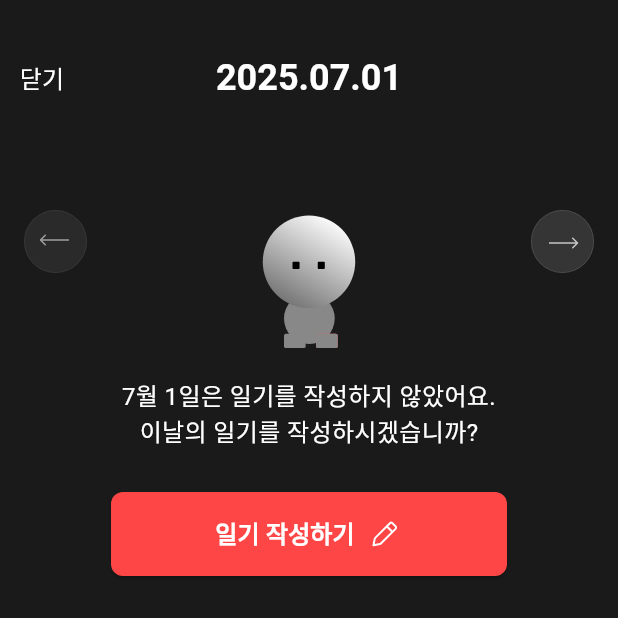
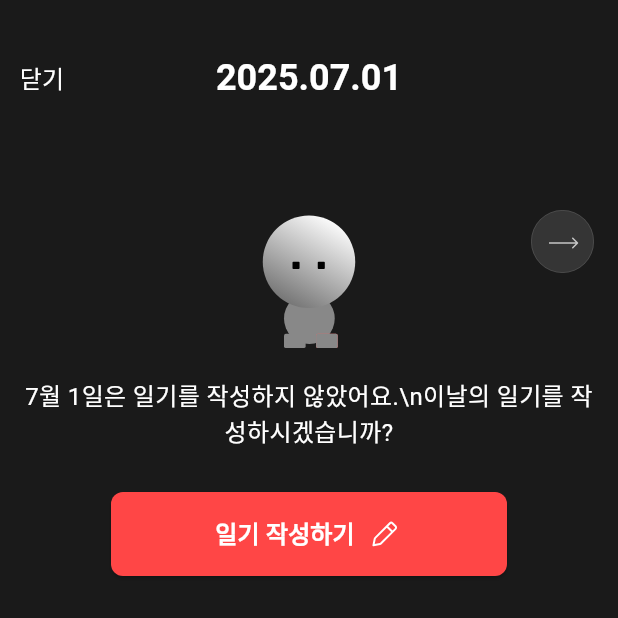
Before and after one commit to tmdwls2805/yes_diary, a Flutter app: the screen it shows after launch, after a tap on an icon or button, on a phone screen of 412 x 824 dp, the top half of it. Run offline on Flutter 3.47's test engine with Material 3 defaults, Android fonts, the phone set to English and light mode, and no system bars; our stand-ins replace flutter_secure_storage, flutter_svg, fluttertoast, sqflite, sqflite_common_ffi; accounts and stored records are empty.

Commit message:
fix: diary_view_screen 수정 - diary_view_screen과 diary_prompt_screen을 병합 - swipe로 해당 날짜로 이동할 수 없으면 버튼 숨기기

```diff
--- a/lib/screens/diary_prompt_screen.dart
+++ /dev/null
@@ -1,244 +0,0 @@
-import 'package:flutter/material.dart';
-import 'package:yes_diary/models/diary_entry.dart';
-import 'package:yes_diary/services/database_service.dart';
-import 'package:yes_diary/core/services/storage/secure_storage_service.dart';
-import 'package:yes_diary/widgets/diary_header.dart';
-import 'package:yes_diary/widgets/diary_body_with_navigation.dart';
-import 'package:yes_diary/widgets/diary_content_field.dart';
-import 'package:yes_diary/screens/diary_write_screen.dart';
-import 'package:intl/intl.dart';
-import 'package:flutter_svg/flutter_svg.dart';
-
-class DiaryPromptScreen extends StatefulWidget {
-  final DateTime selectedDate;
-  final DateTime? createdAt;
-
-  const DiaryPromptScreen({Key? key, required this.selectedDate, this.createdAt}) : super(key: key);
-
-  @override
-  _DiaryPromptScreenState createState() => _DiaryPromptScreenState();
-}
-
-class _DiaryPromptScreenState extends State<DiaryPromptScreen> {
-  DiaryEntry? _diaryEntry;
-  String? _currentUserId;
-  bool _isLoading = true;
-  final TextEditingController _contentController = TextEditingController();
-  DateTime? _joinDate;
-  late DateTime _currentDate;
-
-  @override
-  void initState() {
-    super.initState();
-    _currentDate = widget.selectedDate;
-    _joinDate = widget.createdAt;
-    _loadDiaryEntry();
-  }
-
-  Future<void> _loadDiaryEntry() async {
-    _currentUserId = await SecureStorageService().getUserId();
-
-    // createdAt이 parameter로 전달되지 않은 경우에만 storage에서 로드
-    if (_joinDate == null) {
-      final createdAtString = await SecureStorageService().getCreatedAt();
-      print('DEBUG: createdAtString from storage: $createdAtString');
-
-      if (createdAtString != null && createdAtString.isNotEmpty) {
-        try {
-          _joinDate = DateTime.parse(createdAtString);
-          print('DEBUG: Parsed join date from storage: $_joinDate');
-        } catch (e) {
-          print('DEBUG: Error parsing createdAtString: $e, using fallback');
-          _joinDate = DateTime.now().subtract(const Duration(days: 30));
-        }
-      } else {
-        print('DEBUG: createdAtString is null or empty, using default join date (30 days ago)');
-        _joinDate = DateTime.now().subtract(const Duration(days: 30));
-      }
-    } else {
-      print('DEBUG: Using createdAt from parameter: $_joinDate');
-    }
-
-    if (_currentUserId != null) {
-      _diaryEntry = await DatabaseService.instance.diaryRepository.getDiaryByDateAndUserId(
-        _currentDate,
-        _currentUserId!,
-      );
-      if (_diaryEntry != null) {
-        _contentController.text = _diaryEntry!.content;
-      } else {
-        _contentController.clear();
-      }
-    }
-    setState(() {
-      _isLoading = false;
-    });
-  }
-
-  @override
-  void dispose() {
-    _contentController.dispose();
-    super.dispose();
-  }
-
-  Future<void> _navigateToDate(DateTime newDate) async {
-    setState(() {
-      _isLoading = true;
-      _currentDate = newDate;
-    });
-    await _loadDiaryEntry();
-  }
-
-  bool _canNavigateToPrevious() {
-    if (_joinDate == null) {
-      print('DEBUG: _joinDate is null, cannot navigate to previous');
-      return false;
-    }
-    final previousDay = _currentDate.subtract(const Duration(days: 1));
-    final joinDateNormalized = DateTime(_joinDate!.year, _joinDate!.month, _joinDate!.day);
-    final canNavigate = !previousDay.isBefore(joinDateNormalized);
-    print('DEBUG: Current date: $_currentDate, Previous day: $previousDay, Join date: $joinDateNormalized, Can navigate: $canNavigate');
-    return canNavigate;
-  }
-
-  bool _canNavigateToNext() {
-    final nextDay = _currentDate.add(const Duration(days: 1));
-    final today = DateTime.now();
-    return !nextDay.isAfter(DateTime(today.year, today.month, today.day));
-  }
-
-  @override
-  Widget build(BuildContext context) {
-    return Scaffold(
-      backgroundColor: const Color(0xFF1A1A1A),
-      appBar: DiaryHeader(
-        selectedDate: _currentDate,
-        leftButtonText: '닫기',
-        rightButtonText: _diaryEntry != null ? '수정' : null,
-        rightButtonColor: const Color(0xFFFF4646),
-        rightButtonFontWeight: FontWeight.bold,
-        onRightPressed: _diaryEntry != null ? () {
-          // TODO: 수정 화면으로 이동
-        } : null,
-      ),
-      body: _isLoading
-          ? const Center(child: CircularProgressIndicator(color: Colors.white))
-          : _diaryEntry == null
-              ? GestureDetector(
-                  onTap: () {
-                    FocusScope.of(context).unfocus();
-                  },
-                  child: Container(
-                    color: const Color(0xFF1A1A1A),
-                    width: double.infinity,
-                    height: double.infinity,
-                    child: Column(
-                      crossAxisAlignment: CrossAxisAlignment.start,
-                      children: [
-                        DiaryBodyWithNavigation(
-                          hardcodedImagePath: 'assets/emotion/green_body.svg', // 하드코딩된 green_body.svg
-                          customText: '${DateFormat('M월 d일').format(_currentDate)}은 일기를 작성하지 않았어요.\n이날의 일기를 작성하시겠습니까?',
-                          onLeftSwipe: _canNavigateToPrevious() ? () {
-                            final previousDay = _currentDate.subtract(const Duration(days: 1));
-                            _navigateToDate(previousDay);
-                          } : null,
-                          onRightSwipe: _canNavigateToNext() ? () {
-                            final nextDay = _currentDate.add(const Duration(days: 1));
-                            _navigateToDate(nextDay);
-                          } : null,
-                          imageWidth: 92,
-                          imageHeight: 142,
-                        ),
-                        const SizedBox(height: 28.0),
-                        Center(
-                          child: SizedBox(
-                            width: 264,
-                            height: 56,
-                            child: ElevatedButton(
-                              onPressed: () {
-                                Navigator.push(
-                                  context,
-                                  MaterialPageRoute(
-                                    builder: (context) => DiaryWriteScreen(selectedDate: _currentDate),
-                                  ),
-                                ).then((_) {
-                                  // 일기 작성 후 돌아왔을 때 데이터 새로고침
-                                  _loadDiaryEntry();
-                                });
-                              },
-                              style: ElevatedButton.styleFrom(
-                                backgroundColor: const Color(0xFFFF4646),
-                                shape: RoundedRectangleBorder(
-                                  borderRadius: BorderRadius.circular(8.0),
-                                ),
-                                padding: EdgeInsets.zero,
-                              ),
-                              child: Row(
-                                mainAxisAlignment: MainAxisAlignment.center,
-                                children: [
-                                  const Text(
-                                    '일기 작성하기',
-                                    style: TextStyle(
-                                      color: Color(0xFFFFFFFF),
-                                      fontSize: 16,
-                                      fontWeight: FontWeight.bold,
-                                    ),
-                                  ),
-                                  const SizedBox(width: 8),
-                                  SvgPicture.asset(
-                                    'assets/icon/write_diary.svg',
-                                    width: 24,
-                                    height: 24,
-                                  ),
-                                ],
-                              ),
-                            ),
-                          ),
-                        ),
-                        const SizedBox(height: 42.0),
-                      ],
-                    ),
-                  ),
-                )
-              : GestureDetector(
-                  onTap: () {
-                    FocusScope.of(context).unfocus();
-                  },
-                  child: Container(
-                    color: const Color(0xFF1A1A1A),
-                    width: double.infinity,
-                    height: double.infinity,
-                    child: Column(
-                      crossAxisAlignment: CrossAxisAlignment.start,
-                      children: [
-                        DiaryBodyWithNavigation(
-                          emotion: _diaryEntry!.emotion,
-                          onLeftSwipe: _canNavigateToPrevious() ? () {
-                            final previousDay = _currentDate.subtract(const Duration(days: 1));
-                            _navigateToDate(previousDay);
-                          } : null,
-                          onRightSwipe: _canNavigateToNext() ? () {
-                            final nextDay = _currentDate.add(const Duration(days: 1));
-                            _navigateToDate(nextDay);
-                          } : null,
-                          imageWidth: 92,
-                          imageHeight: 142,
-                        ),
-                        const SizedBox(height: 40.0),
-                        Expanded(
-                          child: Padding(
-                            padding: const EdgeInsets.symmetric(horizontal: 16.0),
-                            child: DiaryContentField(
-                              controller: _contentController,
-                              isReadOnly: true,
-                            ),
-                          ),
-                        ),
-                        const SizedBox(height: 42.0),
-                      ],
-                    ),
-                  ),
-                ),
-    );
-  }
-}
--- a/lib/screens/diary_view_screen.dart
+++ b/lib/screens/diary_view_screen.dart
@@ -5,7 +5,9 @@ import 'package:yes_diary/core/services/storage/secure_storage_service.dart';
 import 'package:yes_diary/widgets/diary_header.dart';
 import 'package:yes_diary/widgets/diary_body_with_navigation.dart';
 import 'package:yes_diary/widgets/diary_content_field.dart';
+import 'package:yes_diary/screens/diary_write_screen.dart';
 import 'package:intl/intl.dart';
+import 'package:flutter_svg/flutter_svg.dart';
 
 class DiaryViewScreen extends StatefulWidget {
   final DateTime selectedDate;
@@ -94,9 +96,9 @@ class _DiaryViewScreenState extends State<DiaryViewScreen> {
       return false;
     }
     final previousDay = _currentDate.subtract(const Duration(days: 1));
-    final joinDateNormalized = DateTime(_joinDate!.year, _joinDate!.month, _joinDate!.day);
-    final canNavigate = !previousDay.isBefore(joinDateNormalized);
-    print('DEBUG: Current date: $_currentDate, Previous day: $previousDay, Join date: $joinDateNormalized, Can navigate: $canNavigate');
+    final joinMonthFirstDay = DateTime(_joinDate!.year, _joinDate!.month, 1);
+    final canNavigate = !previousDay.isBefore(joinMonthFirstDay);
+    print('DEBUG: Current date: $_currentDate, Previous day: $previousDay, Join month first day: $joinMonthFirstDay, Can navigate: $canNavigate');
     return canNavigate;
   }
 
@@ -123,10 +125,79 @@ class _DiaryViewScreenState extends State<DiaryViewScreen> {
       body: _isLoading
           ? const Center(child: CircularProgressIndicator(color: Colors.white))
           : _diaryEntry == null
-              ? const Center(
-                  child: Text(
-                    '해당 날짜에 일기가 없습니다.',
-                    style: TextStyle(color: Colors.white, fontSize: 18),
+              ? GestureDetector(
+                  onTap: () {
+                    FocusScope.of(context).unfocus();
+                  },
+                  child: Container(
+                    color: const Color(0xFF1A1A1A),
+                    width: double.infinity,
+                    height: double.infinity,
+                    child: Column(
+                      crossAxisAlignment: CrossAxisAlignment.start,
+                      children: [
+                        DiaryBodyWithNavigation(
+                          hardcodedImagePath: 'assets/emotion/green_body.svg',
+                          customText: '${DateFormat('M월 d일').format(_currentDate)}은 일기를 작성하지 않았어요.\\n이날의 일기를 작성하시겠습니까?',
+                          onLeftSwipe: _canNavigateToPrevious() ? () {
+                            final previousDay = _currentDate.subtract(const Duration(days: 1));
+                            _navigateToDate(previousDay);
+                          } : null,
+                          onRightSwipe: _canNavigateToNext() ? () {
+                            final nextDay = _currentDate.add(const Duration(days: 1));
+                            _navigateToDate(nextDay);
+                          } : null,
+                          imageWidth: 92,
+                          imageHeight: 142,
+                        ),
+                        const SizedBox(height: 28.0),
+                        Center(
+                          child: SizedBox(
+                            width: 264,
+                            height: 56,
+                            child: ElevatedButton(
+                              onPressed: () {
+                                Navigator.push(
+                                  context,
+                                  MaterialPageRoute(
+                                    builder: (context) => DiaryWriteScreen(selectedDate: _currentDate),
+                                  ),
+                                ).then((_) {
+                                  _loadDiaryEntry();
+                                });
+                              },
+                              style: ElevatedButton.styleFrom(
+                                backgroundColor: const Color(0xFFFF4646),
+                                shape: RoundedRectangleBorder(
+                                  borderRadius: BorderRadius.circular(8.0),
+                                ),
+                                padding: EdgeInsets.zero,
+                              ),
+                              child: Row(
+                                mainAxisAlignment: MainAxisAlignment.center,
+                                children: [
+                                  const Text(
+                                    '일기 작성하기',
+                                    style: TextStyle(
+                                      color: Color(0xFFFFFFFF),
+                                      fontSize: 16,
+                                      fontWeight: FontWeight.bold,
+                                    ),
+                                  ),
+                                  const SizedBox(width: 8),
+                                  SvgPicture.asset(
+                                    'assets/icon/write_diary.svg',
+                                    width: 24,
+                                    height: 24,
+                                  ),
+                                ],
+                              ),
+                            ),
+                          ),
+                        ),
+                        const SizedBox(height: 42.0),
+                      ],
+                    ),
                   ),
                 )
               : GestureDetector(
--- a/lib/widgets/custom_calendar.dart
+++ b/lib/widgets/custom_calendar.dart
@@ -2,7 +2,6 @@ import 'package:flutter/material.dart';
 import 'package:intl/intl.dart';
 import 'package:flutter_svg/flutter_svg.dart';
 import 'package:yes_diary/screens/diary_write_screen.dart';
-import 'package:yes_diary/screens/diary_prompt_screen.dart';
 import 'package:yes_diary/services/database_service.dart';
 import 'package:yes_diary/screens/diary_view_screen.dart';
 import 'package:yes_diary/models/diary_entry.dart'; // DiaryEntry import 추가
@@ -345,14 +344,14 @@ class _CustomCalendarState extends State<CustomCalendar> {
                                     ).then((_) => _loadDiariesForMonth(_focusedDay));
                                     print('오늘 날짜 일기 없음 - 작성 화면으로: ${day.toIso8601String()}');
                                   } else {
-                                    // 오늘이 아닌 날짜이면서 일기가 없으면 유도 화면으로
+                                    // 오늘이 아닌 날짜이면서 일기가 없으면 통합된 화면으로 (프롬프트 표시)
                                     Navigator.push(
                                       context,
                                       MaterialPageRoute(
-                                        builder: (context) => DiaryPromptScreen(selectedDate: day, createdAt: widget.initialDate),
+                                        builder: (context) => DiaryViewScreen(selectedDate: day, createdAt: widget.initialDate),
                                       ),
                                     ).then((_) => _loadDiariesForMonth(_focusedDay));
-                                    print('과거 날짜 일기 없음 - 유도 화면으로: ${day.toIso8601String()}');
+                                    print('과거 날짜 일기 없음 - 통합 화면으로: ${day.toIso8601String()}');
                                   }
                                 }
                               } else {
--- a/lib/widgets/diary_body_with_navigation.dart
+++ b/lib/widgets/diary_body_with_navigation.dart
@@ -44,7 +44,7 @@ class DiaryBodyWithNavigation extends StatelessWidget {
                 ),
               ),
               // Left swipe button
-              if (showNavigation)
+              if (showNavigation && onLeftSwipe != null)
                 Positioned(
                   left: 16,
                   top: 0,
@@ -62,9 +62,6 @@ class DiaryBodyWithNavigation extends StatelessWidget {
                             'assets/button/swipe.svg',
                             width: 42,
                             height: 42,
-                            colorFilter: onLeftSwipe == null
-                                ? const ColorFilter.mode(Colors.grey, BlendMode.srcIn)
-                                : null,
                           ),
                         ),
                       ),
@@ -72,7 +69,7 @@ class DiaryBodyWithNavigation extends StatelessWidget {
                   ),
                 ),
               // Right swipe button
-              if (showNavigation)
+              if (showNavigation && onRightSwipe != null)
                 Positioned(
                   right: 16,
                   top: 0,
@@ -88,9 +85,6 @@ class DiaryBodyWithNavigation extends StatelessWidget {
                           'assets/button/swipe.svg',
                           width: 42,
                           height: 42,
-                          colorFilter: onRightSwipe == null
-                              ? const ColorFilter.mode(Colors.grey, BlendMode.srcIn)
-                              : null,
                         ),
                       ),
                     ),
```
